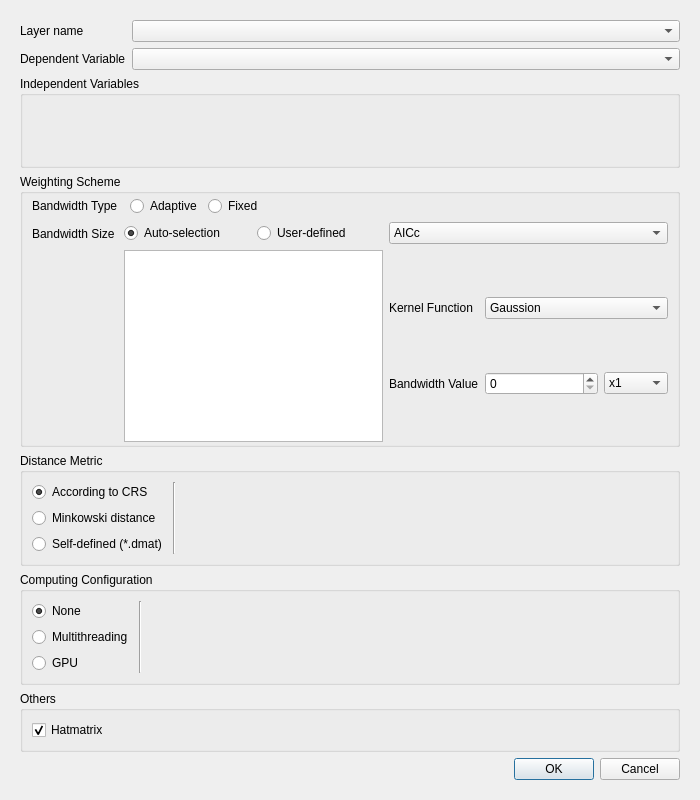
GWmodel-Lab/GWmodelS, file src/gwmgtdroptionsdialog.ui: the form before one commit.
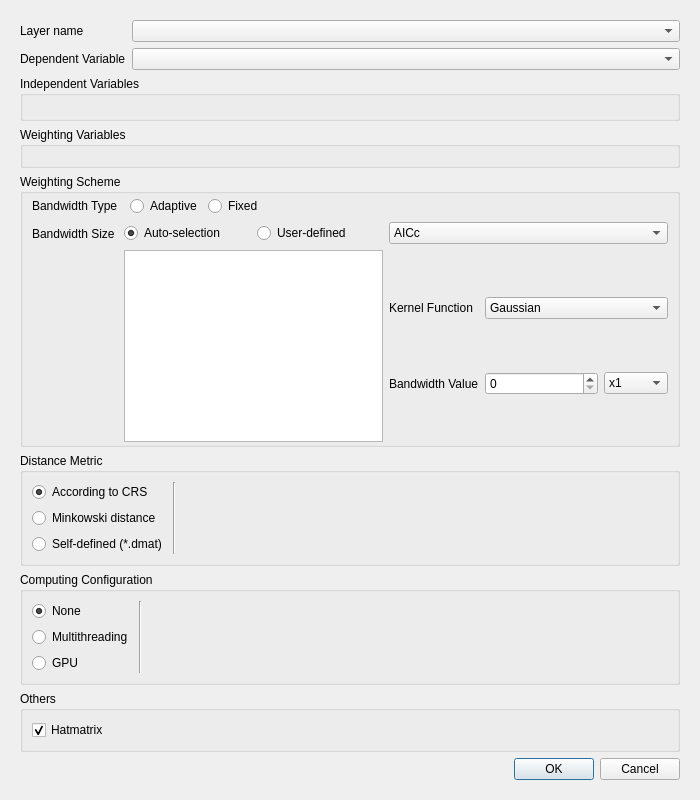
The form after the commit. Custom widgets are drawn as their Qt base class.

Commit message: edit: all attributes and spatial coordinates can be weighting dimension

```diff
--- a/src/gwmgtdroptionsdialog.ui
+++ b/src/gwmgtdroptionsdialog.ui
@@ -74,6 +74,18 @@
          </layout>
         </widget>
        </item>
+       <item>
+        <widget class="QGroupBox" name="groupBox_5">
+         <property name="title">
+          <string>Weighting Variables</string>
+         </property>
+         <layout class="QVBoxLayout" name="verticalLayout_8">
+          <item>
+           <widget class="GwmIndepVarSelectorWidget" name="mIndepVarSelector_2" native="true"/>
+          </item>
+         </layout>
+        </widget>
+       </item>
        <item>
         <widget class="QGroupBox" name="groupBox_2">
          <property name="sizePolicy">
@@ -189,7 +201,7 @@
                <widget class="QComboBox" name="mBwKernelFunctionCombo">
                 <item>
                  <property name="text">
-                  <string>Gaussion</string>
+                  <string>Gaussian</string>
                  </property>
                 </item>
                 <item>
```
The commit also changes 9 other files.
